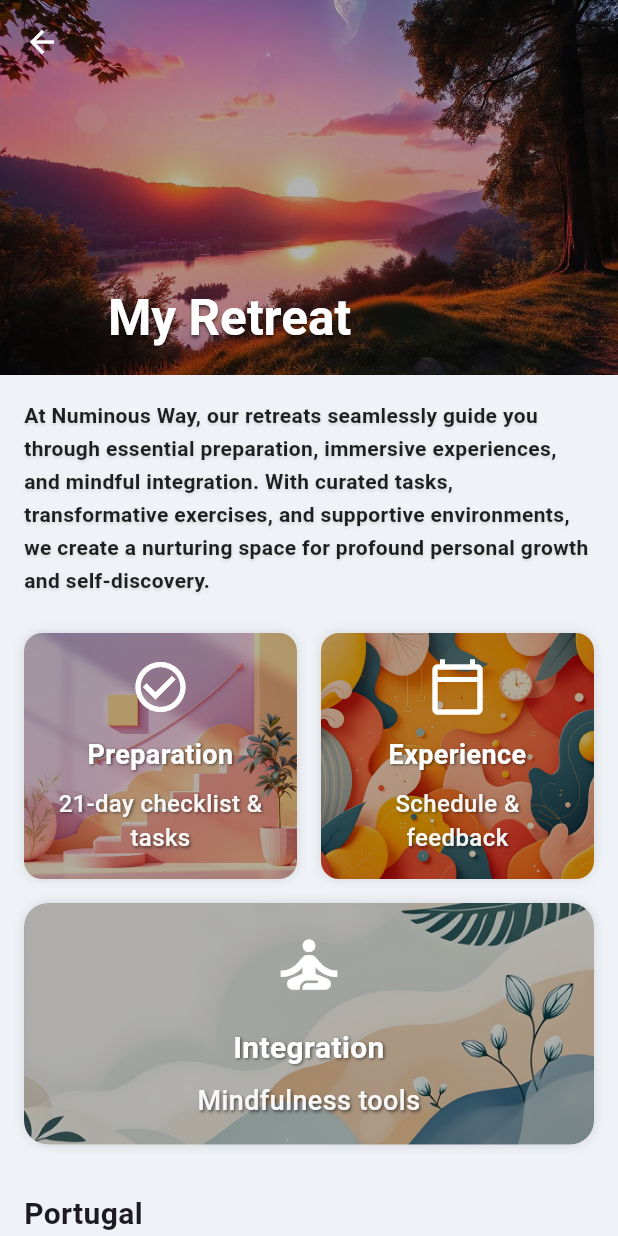
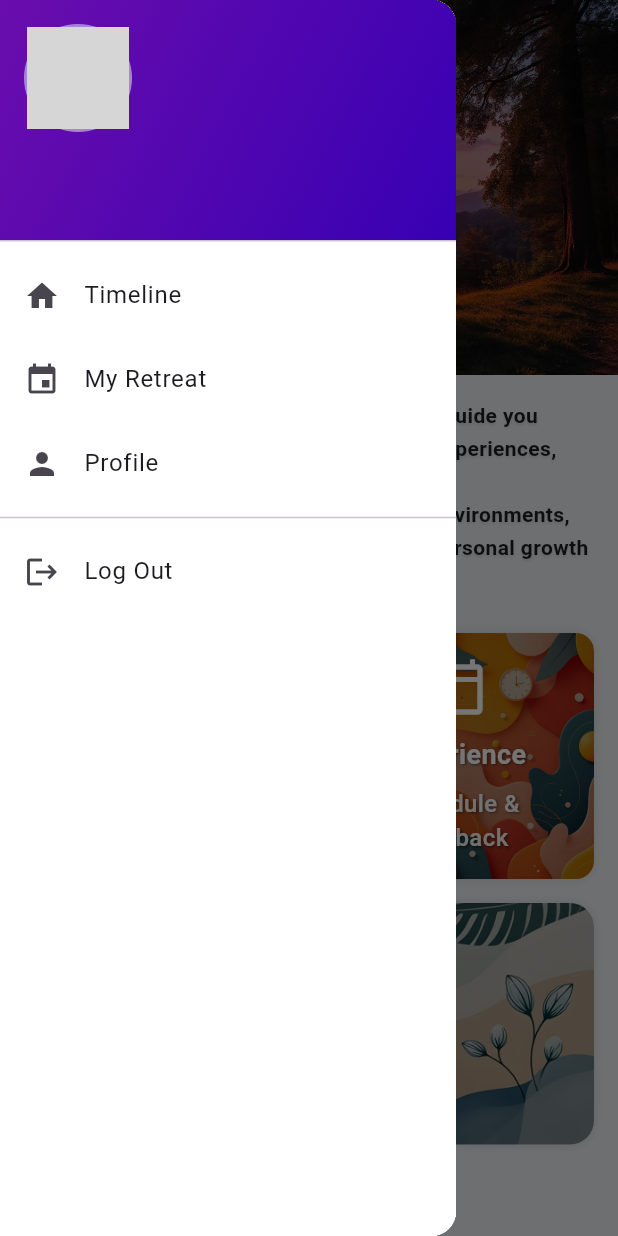
Before and after one commit to patryklbn/numinousways, a Flutter app: the MyRetreatScreen screen opened by its route, with the side drawer open (before the commit the screen has no drawer), on a phone screen of 412 x 824 dp. Run offline on Flutter 3.47's test engine with Material 3 defaults, Android fonts, the phone set to English and light mode, and no system bars; our stand-ins replace cached_network_image, cloud_firestore, firebase_auth, firebase_core, firebase_storage, flutter_staggered_animations and 5 more; accounts and stored records are empty; network calls fail; grey boxes are pictures that could not be loaded.

Commit message:
Replace back button with hamburger menu for consistency with main timeline drawer

```diff
--- a/lib/screens/my_retreat/my_retreat_screen.dart
+++ b/lib/screens/my_retreat/my_retreat_screen.dart
@@ -9,7 +9,9 @@ import '../../services/myretreat_service.dart';
 import '../../services/login_provider.dart';
 import '../../screens/full_screen_image_viewer.dart';
 import '../login/login_screen.dart';
-import 'facilitator_profile_screen.dart'; // Make sure to import your new FacilitatorProfileScreen
+import '../profile/profile_screen.dart';
+import '/widgets/app_drawer.dart'; // Make sure AppDrawer is imported
+import 'facilitator_profile_screen.dart';
 
 class MyRetreatScreen extends StatelessWidget {
   const MyRetreatScreen({Key? key}) : super(key: key);
@@ -34,6 +36,7 @@ class MyRetreatScreen extends StatelessWidget {
     final myRetreatService = Provider.of<MyRetreatService>(context, listen: false);
 
     return Scaffold(
+      drawer: const AppDrawer(), // Add the drawer
       body: CustomScrollView(
         slivers: [
           _buildSliverAppBar(context),
@@ -85,7 +88,8 @@ class MyRetreatScreen extends StatelessWidget {
       expandedHeight: 250.0,
       floating: false,
       pinned: true,
-      backgroundColor: Color(0xFFB4347F), // Updated color
+      backgroundColor: Color(0xFFB4347F),
+      // automaticallyImplyLeading defaults to true, so it will show the hamburger menu icon since we have a drawer
       flexibleSpace: FlexibleSpaceBar(
         title: Text(
           'My Retreat',
```
